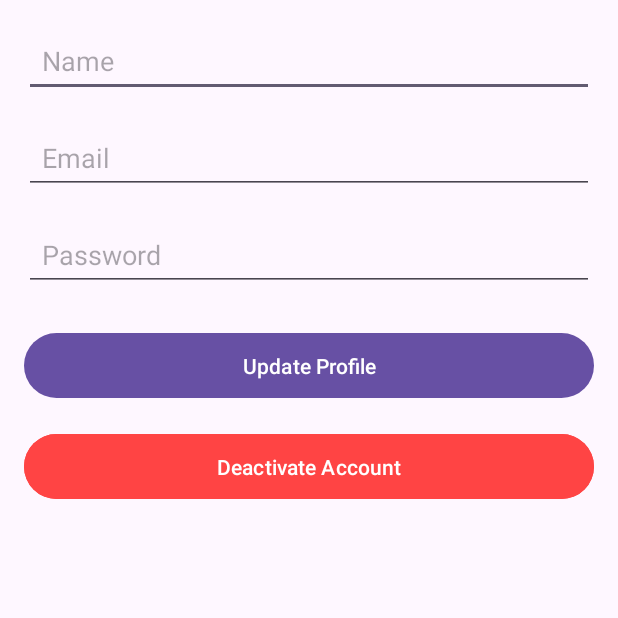
After one commit to madarameegama7/ev-charging-booking-system, an Android app: the UpdateProfileActivity screen opened directly, with no data from a screen before it, on a phone screen of 412 x 824 dp, the top half of it. The commit adds this screen. Run offline under Robolectric (Android 15) with nearby library versions, the phone set to English and light mode, and no system bars; 2 statements that could not run were skipped.

Commit message:
mobile: implement UpdateProfileActivity and integrate with HomeActivity

```diff
--- a/mobile/app/src/main/AndroidManifest.xml
+++ b/mobile/app/src/main/AndroidManifest.xml
@@ -12,6 +12,9 @@
         android:supportsRtl="true"
         android:theme="@style/Theme.EVChargingApp"
         tools:targetApi="31">
+        <activity
+            android:name=".UpdateProfileActivity"
+            android:exported="false" />
         <activity
             android:name=".ViewReservationsActivity"
             android:exported="false" />
--- /dev/null
+++ b/mobile/app/src/main/java/com/example/evchargingapp/UpdateProfileActivity.java
@@ -0,0 +1,109 @@
+/*
+ * File: UpdateProfileActivity.java
+ * Author: Janudi Adhikari
+ * Date: 2025-09-26
+ * Purpose: Allows EV owners to update their profile and deactivate their account.
+ */
+
+package com.example.evchargingapp;
+
+import android.content.DialogInterface;
+import android.content.Intent;
+import android.os.Bundle;
+import android.widget.Button;
+import android.widget.EditText;
+import android.widget.Toast;
+
+import androidx.appcompat.app.AlertDialog;
+import androidx.appcompat.app.AppCompatActivity;
+
+import com.example.evchargingapp.database.DBHelper;
+import com.example.evchargingapp.models.User;
+
+public class UpdateProfileActivity extends AppCompatActivity {
+
+    private EditText etName, etEmail, etPassword;
+    private Button btnUpdate, btnDeactivate;
+    private DBHelper dbHelper;
+    private String userNIC;
+
+    @Override
+    protected void onCreate(Bundle savedInstanceState) {
+        super.onCreate(savedInstanceState);
+        setContentView(R.layout.activity_update_profile);
+
+        dbHelper = new DBHelper(this);
+
+        // Get user NIC from Intent
+        userNIC = getIntent().getStringExtra("USER_NIC");
+        if (userNIC == null) {
+            Toast.makeText(this, "No user found!", Toast.LENGTH_SHORT).show();
+            finish();
+        }
+
+        // Bind UI
+        etName = findViewById(R.id.etUpdateName);
+        etEmail = findViewById(R.id.etUpdateEmail);
+        etPassword = findViewById(R.id.etUpdatePassword);
+        btnUpdate = findViewById(R.id.btnUpdateProfile);
+        btnDeactivate = findViewById(R.id.btnDeactivateAccount);
+
+        // Load existing user data
+        loadUserData();
+
+        // Update button click
+        btnUpdate.setOnClickListener(v -> updateProfile());
+
+        // Deactivate button click
+        btnDeactivate.setOnClickListener(v -> confirmDeactivate());
+    }
+
+    private void loadUserData() {
+        User user = dbHelper.getUserObjectByNIC(userNIC);
+        if (user != null) {
+            etName.setText(user.getName());
+            etEmail.setText(user.getEmail());
+            etPassword.setText(user.getPassword());
+        }
+    }
+
+    private void updateProfile() {
+        String name = etName.getText().toString().trim();
+        String email = etEmail.getText().toString().trim();
+        String password = etPassword.getText().toString().trim();
+
+        if (name.isEmpty() || email.isEmpty() || password.isEmpty()) {
+            Toast.makeText(this, "Please fill all fields", Toast.LENGTH_SHORT).show();
+            return;
+        }
+
+        int updated = dbHelper.updateUser(userNIC, name, email, password);
+        if (updated > 0) {
+            Toast.makeText(this, "Profile updated successfully", Toast.LENGTH_SHORT).show();
+        } else {
+            Toast.makeText(this, "Update failed", Toast.LENGTH_SHORT).show();
+        }
+    }
+
+    private void confirmDeactivate() {
+        new AlertDialog.Builder(this)
+                .setTitle("Deactivate Account")
+                .setMessage("Are you sure you want to deactivate your account?")
+                .setPositiveButton("Yes", (dialog, which) -> deactivateAccount())
+                .setNegativeButton("No", null)
+                .show();
+    }
+
+    private void deactivateAccount() {
+        int res = dbHelper.setUserActive(userNIC, false);
+        if (res > 0) {
+            Toast.makeText(this, "Account deactivated", Toast.LENGTH_SHORT).show();
+            // Navigate to login
+            Intent intent = new Intent(UpdateProfileActivity.this, LoginActivity.class);
+            intent.setFlags(Intent.FLAG_ACTIVITY_NEW_TASK | Intent.FLAG_ACTIVITY_CLEAR_TASK);
+            startActivity(intent);
+        } else {
+            Toast.makeText(this, "Failed to deactivate account", Toast.LENGTH_SHORT).show();
+        }
+    }
+}
--- /dev/null
+++ b/mobile/app/src/main/res/layout/activity_update_profile.xml
@@ -0,0 +1,70 @@
+<?xml version="1.0" encoding="utf-8"?>
+<androidx.constraintlayout.widget.ConstraintLayout
+    xmlns:android="http://schemas.android.com/apk/res/android"
+    xmlns:app="http://schemas.android.com/apk/res-auto"
+    android:layout_width="match_parent"
+    android:layout_height="match_parent"
+    android:padding="16dp">
+
+    <EditText
+        android:id="@+id/etUpdateName"
+        android:layout_width="0dp"
+        android:layout_height="wrap_content"
+        android:hint="Name"
+        android:minHeight="48dp"
+        android:padding="12dp"
+        app:layout_constraintTop_toTopOf="parent"
+        app:layout_constraintStart_toStartOf="parent"
+        app:layout_constraintEnd_toEndOf="parent" />
+
+    <EditText
+        android:id="@+id/etUpdateEmail"
+        android:layout_width="0dp"
+        android:layout_height="wrap_content"
+        android:hint="Email"
+        android:minHeight="48dp"
+        android:padding="12dp"
+        app:layout_constraintTop_toBottomOf="@id/etUpdateName"
+        app:layout_constraintStart_toStartOf="parent"
+        app:layout_constraintEnd_toEndOf="parent"
+        android:layout_marginTop="16dp" />
+
+    <EditText
+        android:id="@+id/etUpdatePassword"
+        android:layout_width="0dp"
+        android:layout_height="wrap_content"
+        android:hint="Password"
+        android:inputType="textPassword"
+        android:minHeight="48dp"
+        android:padding="12dp"
+        app:layout_constraintTop_toBottomOf="@id/etUpdateEmail"
+        app:layout_constraintStart_toStartOf="parent"
+        app:layout_constraintEnd_toEndOf="parent"
+        android:layout_marginTop="16dp" />
+
+    <Button
+        android:id="@+id/btnUpdateProfile"
+        android:layout_width="0dp"
+        android:layout_height="wrap_content"
+        android:text="Update Profile"
+        android:minHeight="48dp"
+        android:padding="12dp"
+        app:layout_constraintTop_toBottomOf="@id/etUpdatePassword"
+        app:layout_constraintStart_toStartOf="parent"
+        app:layout_constraintEnd_toEndOf="parent"
+        android:layout_marginTop="24dp"/>
+
+    <Button
+        android:id="@+id/btnDeactivateAccount"
+        android:layout_width="0dp"
+        android:layout_height="wrap_content"
+        android:text="Deactivate Account"
+        android:minHeight="48dp"
+        android:padding="12dp"
+        android:backgroundTint="@android:color/holo_red_light"
+        app:layout_constraintTop_toBottomOf="@id/btnUpdateProfile"
+        app:layout_constraintStart_toStartOf="parent"
+        app:layout_constraintEnd_toEndOf="parent"
+        android:layout_marginTop="16dp"/>
+
+</androidx.constraintlayout.widget.ConstraintLayout>
```
Also changed, not shown: mobile/app/src/main/java/com/example/evchargingapp/HomeActivity.java (+8 -1 lines), mobile/app/src/main/res/layout/activity_home.xml (+12 -1 lines).
